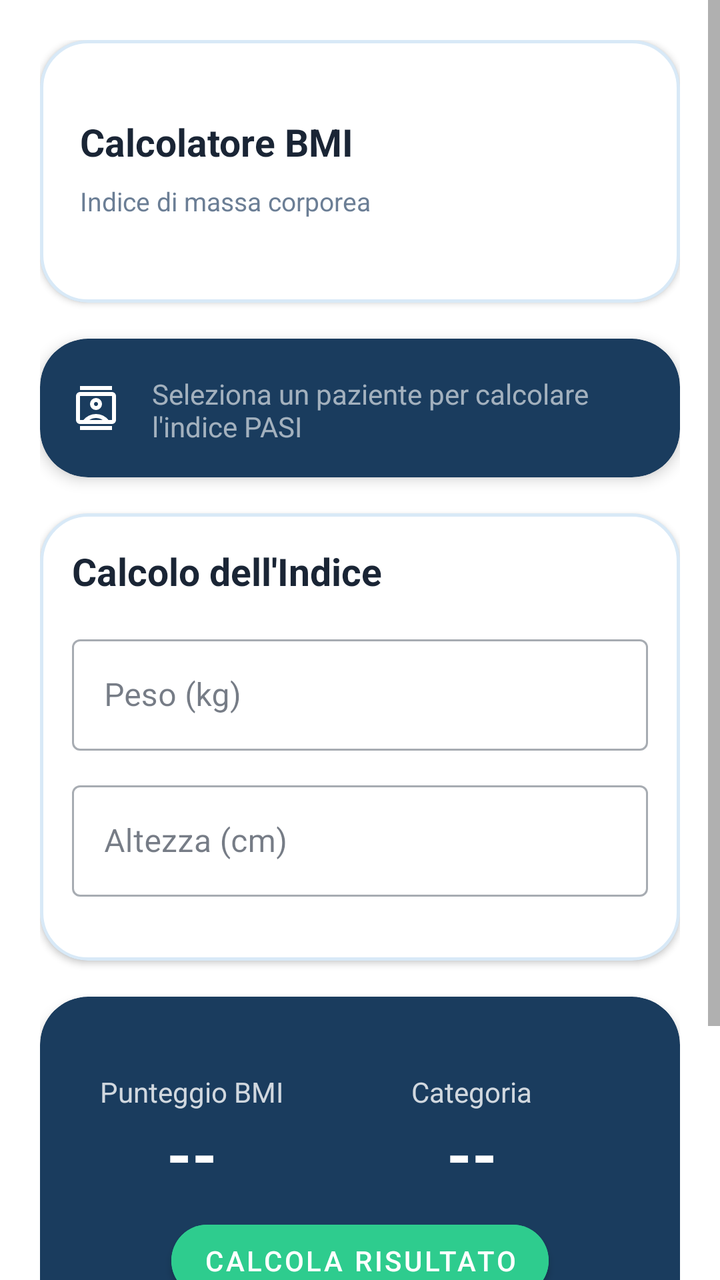
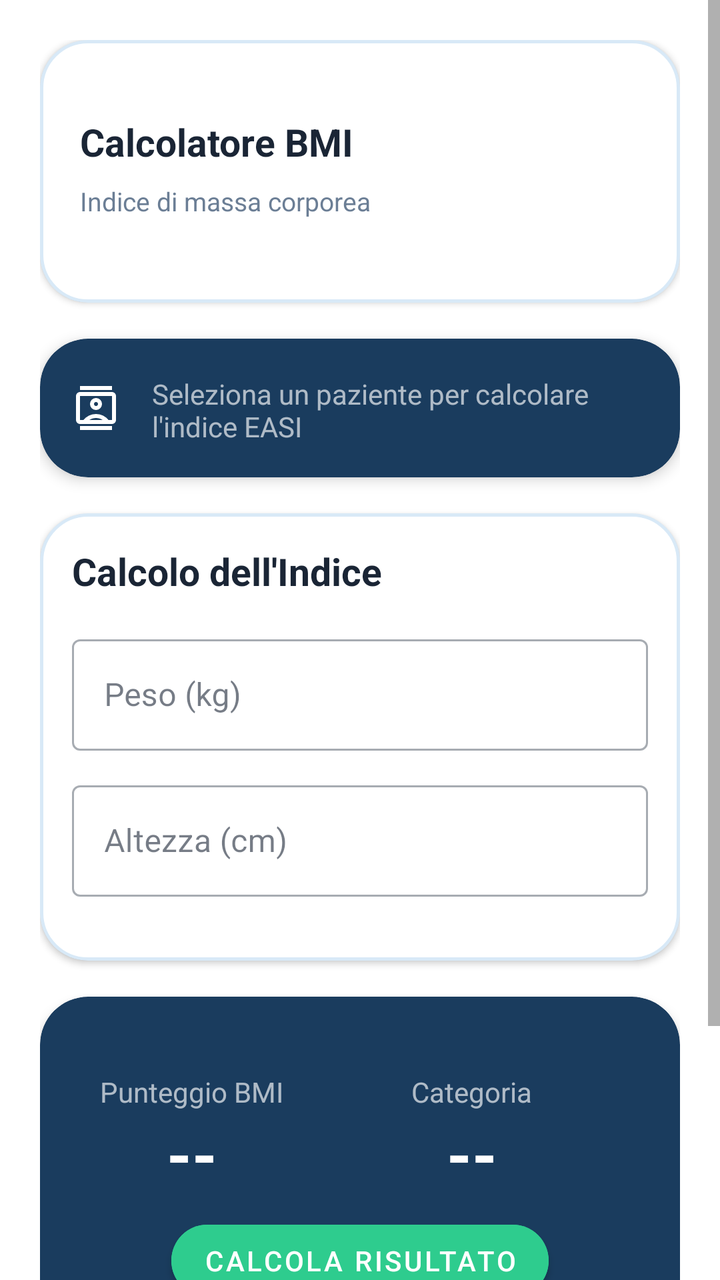

Before-and-after screenshots of an Android layout around one commit, followed by the original layout XML and the change that was made.
<!-- AndroidManifest.xml: application theme Theme.DermCalc -->
<!-- res/layout/fragment_index_bmi.xml -->
<?xml version="1.0" encoding="utf-8"?>
<ScrollView
    xmlns:android="http://schemas.android.com/apk/res/android"
    xmlns:app="http://schemas.android.com/apk/res-auto"
    android:layout_width="match_parent"
    android:layout_height="match_parent"
    android:background="?attr/colorSurface"
    android:scrollbars="vertical"
    android:fadeScrollbars="true"
    android:scrollbarSize="6dp">

    <LinearLayout
        android:layout_width="match_parent"
        android:layout_height="wrap_content"
        android:orientation="vertical"
        android:padding="@dimen/screen_padding">

        <com.google.android.material.card.MaterialCardView
            android:layout_width="match_parent"
            android:layout_height="wrap_content"
            android:layout_marginBottom="@dimen/card_margin_bottom"
            app:cardCornerRadius="@dimen/card_corner_radius"
            app:cardBackgroundColor="?attr/colorSurface"
            app:strokeColor="?attr/colorOutline"
            app:strokeWidth="@dimen/card_stroke_width"
            app:cardElevation="@dimen/card_elevation">
            <LinearLayout
                android:layout_width="match_parent"
                android:layout_height="wrap_content"
                android:orientation="vertical"
                android:padding="@dimen/card_padding_small">
                <TextView
                    android:layout_width="wrap_content"
                    android:layout_height="wrap_content"
                    android:layout_marginTop="@dimen/card_title_margin_top"
                    android:layout_marginBottom="@dimen/card_title_margin_bottom"
                    android:text="@string/title_bmi"
                    android:textColor="?attr/colorOnSurface"
                    android:textSize="@dimen/text_size_card_title"
                    android:textStyle="bold" />
                <TextView
                    android:layout_width="match_parent"
                    android:layout_height="wrap_content"
                    android:text="@string/desc_bmi"
                    android:textSize="@dimen/text_size_card_body"
                    android:textColor="?attr/colorOnSurfaceVariant"
                    android:layout_marginBottom="@dimen/card_body_margin_bottom"/>
            </LinearLayout>
        </com.google.android.material.card.MaterialCardView>

        <com.google.android.material.card.MaterialCardView
            android:id="@+id/cardPatientSelector"
            android:layout_width="match_parent"
            android:layout_height="wrap_content"
            android:layout_marginBottom="@dimen/card_margin_bottom"
            android:clickable="true"
            android:focusable="true"
            app:cardCornerRadius="@dimen/card_corner_radius"
            app:cardBackgroundColor="?attr/colorPrimary"
            app:cardElevation="@dimen/card_elevation_primary"
            app:rippleColor="?attr/colorOnPrimary">
            <FrameLayout
                android:layout_width="match_parent"
                android:layout_height="wrap_content">
                <LinearLayout
                    android:layout_width="match_parent"
                    android:layout_height="wrap_content"
                    android:orientation="horizontal"
                    android:gravity="center_vertical"
                    android:padding="16dp">
                    <ImageView
                        android:id="@+id/imgPatientIcon"
                        android:layout_width="24dp"
                        android:layout_height="24dp"
                        android:src="@drawable/ic_patient"
                        app:tint="?attr/colorOnPrimary" />
                    <LinearLayout
                        android:layout_width="0dp"
                        android:layout_height="wrap_content"
                        android:layout_weight="1"
                        android:orientation="vertical"
                        android:layout_marginStart="16dp"
                        android:layout_marginEnd="16dp">
                        <TextView
                            android:id="@+id/txtPatientName"
                            android:layout_width="wrap_content"
                            android:layout_height="wrap_content"
                            android:text="@string/pasi_patient_not_selected"
                            android:textColor="?attr/colorOnPrimaryContainer"
                            android:textSize="14sp"
                            android:layout_marginTop="2dp" />
                    </LinearLayout>
                </LinearLayout>
                <Spinner
                    android:id="@+id/spinnerPazientiNascosto"
                    android:layout_width="0dp"
                    android:layout_height="0dp"
                    android:visibility="invisible" />
            </FrameLayout>
        </com.google.android.material.card.MaterialCardView>

        <com.google.android.material.card.MaterialCardView
            android:id="@+id/cardBmiCalculator"
            android:layout_width="match_parent"
            android:layout_height="wrap_content"
            android:layout_marginBottom="@dimen/card_margin_bottom"
            app:cardCornerRadius="@dimen/card_corner_radius"
            app:cardBackgroundColor="?attr/colorSurface"
            app:strokeColor="?attr/colorOutline"
            app:strokeWidth="@dimen/card_stroke_width"
            app:cardElevation="@dimen/card_elevation">

            <LinearLayout
                android:layout_width="match_parent"
                android:layout_height="wrap_content"
                android:orientation="vertical"
                android:padding="16dp"
                android:gravity="center_horizontal">

                <TextView
                    android:layout_width="wrap_content"
                    android:layout_height="wrap_content"
                    android:text="Calcolo dell'Indice"
                    android:textColor="?attr/colorOnSurface"
                    android:textSize="@dimen/text_size_card_title"
                    android:textStyle="bold"
                    android:layout_gravity="start"
                    android:layout_marginBottom="16dp" />

                <com.google.android.material.textfield.TextInputLayout
                    android:id="@+id/tilWeight"
                    android:layout_width="match_parent"
                    android:layout_height="wrap_content"
                    android:hint="Peso (kg)"
                    style="@style/Widget.MaterialComponents.TextInputLayout.OutlinedBox"
                    android:layout_marginBottom="12dp">

                    <com.google.android.material.textfield.TextInputEditText
                        android:id="@+id/etWeight"
                        android:layout_width="match_parent"
                        android:layout_height="wrap_content"
                        android:inputType="numberDecimal" />
                </com.google.android.material.textfield.TextInputLayout>

                <com.google.android.material.textfield.TextInputLayout
                    android:id="@+id/tilHeight"
                    android:layout_width="match_parent"
                    android:layout_height="wrap_content"
                    android:hint="Altezza (cm)"
                    style="@style/Widget.MaterialComponents.TextInputLayout.OutlinedBox"
                    android:layout_marginBottom="16dp">

                    <com.google.android.material.textfield.TextInputEditText
                        android:id="@+id/etHeight"
                        android:layout_width="match_parent"
                        android:layout_height="wrap_content"
                        android:inputType="numberDecimal" />
                </com.google.android.material.textfield.TextInputLayout>

                <LinearLayout
                    android:id="@+id/layoutBmiResult"
                    android:layout_width="match_parent"
                    android:layout_height="wrap_content"
                    android:orientation="vertical"
                    android:gravity="center"
                    android:padding="8dp"
                    android:visibility="gone"
                    android:layout_marginBottom="12dp">

                    <TextView
                        android:id="@+id/txtBmiValue"
                        android:layout_width="wrap_content"
                        android:layout_height="wrap_content"
                        android:text="BMI: --"
                        android:textColor="?attr/colorOnSurface"
                        android:textSize="20sp"
                        android:textStyle="bold" />

                    <TextView
                        android:id="@+id/txtBmiStatus"
                        android:layout_width="wrap_content"
                        android:layout_height="wrap_content"
                        android:text="Stato: --"
                        android:textColor="?attr/colorOnSurfaceVariant"
                        android:textSize="14sp"
                        android:layout_marginTop="4dp" />
                </LinearLayout>
            </LinearLayout>
        </com.google.android.material.card.MaterialCardView>

        <com.google.android.material.card.MaterialCardView
            android:id="@+id/cardBmiResultScore"
            android:layout_width="match_parent"
            android:layout_height="wrap_content"
            android:layout_marginBottom="@dimen/card_margin_bottom_secondary"
            app:cardCornerRadius="@dimen/card_corner_radius"
            app:cardBackgroundColor="?attr/colorPrimary"
            app:cardElevation="@dimen/card_elevation_primary">

            <LinearLayout
                android:layout_width="match_parent"
                android:layout_height="wrap_content"
                android:orientation="vertical"
                android:padding="@dimen/card_padding_small"
                android:gravity="center_horizontal">

                <LinearLayout
                    android:layout_width="match_parent"
                    android:layout_height="wrap_content"
                    android:orientation="horizontal"
                    android:weightSum="2"
                    android:layout_marginTop="@dimen/card_title_margin_top"
                    android:layout_marginBottom="@dimen/card_title_margin_bottom">

                    <LinearLayout
                        android:layout_width="0dp"
                        android:layout_height="wrap_content"
                        android:layout_weight="0.8"
                        android:orientation="vertical"
                        android:gravity="center">
                        <TextView
                            android:layout_width="wrap_content"
                            android:layout_height="wrap_content"
                            android:text="Punteggio BMI"
                            android:textSize="14sp"
                            android:textColor="?attr/colorOnPrimary"
                            android:alpha="0.8"/>
                        <TextView
                            android:id="@+id/txtBmiResultScore"
                            android:layout_width="wrap_content"
                            android:layout_height="wrap_content"
                            android:text="--"
                            android:textSize="32sp"
                            android:textStyle="bold"
                            android:textColor="?attr/colorOnPrimary"/>
                    </LinearLayout>

                    <LinearLayout
                        android:layout_width="0dp"
                        android:layout_height="wrap_content"
                        android:layout_weight="1.2"
                        android:orientation="vertical"
                        android:gravity="center">
                        <TextView
                            android:layout_width="wrap_content"
                            android:layout_height="wrap_content"
                            android:text="Categoria"
                            android:textSize="14sp"
                            android:textColor="?attr/colorOnPrimary"
                            android:alpha="0.8"/>
                        <TextView
                            android:id="@+id/txtBmiResultSeverity"
                            android:layout_width="wrap_content"
                            android:layout_height="wrap_content"
                            android:text="--"
                            android:textSize="32sp"
                            android:textStyle="bold"
                            android:textColor="?attr/colorOnPrimary"/>
                    </LinearLayout>
                </LinearLayout>

                <Button
                android:id="@+id/btnCalculateBmi"
                android:layout_width="wrap_content"
                android:layout_height="wrap_content"
                android:text="@string/easi_btn_calculate"
                android:textColor="?attr/colorOnTertiary"
                android:backgroundTint="?attr/colorTertiary"
                app:cornerRadius="@dimen/button_corner_radius"
                android:layout_marginBottom="8dp"/>
            </LinearLayout>
        </com.google.android.material.card.MaterialCardView>

        <Button
            android:id="@+id/btnSaveAssessment"
            android:layout_width="match_parent"
            android:layout_height="wrap_content"
            android:layout_marginStart="@dimen/nav_padding_horizontal"
            android:layout_marginEnd="@dimen/nav_padding_horizontal"
            android:layout_marginBottom="@dimen/card_margin_bottom_secondary"
            android:paddingTop="14dp"
            android:paddingBottom="14dp"
            android:backgroundTint="?attr/colorSecondary"
            app:cornerRadius="@dimen/button_corner_radius"
            app:icon="@drawable/ic_file_save"
            app:iconPadding="12dp"
            app:iconTint="?attr/colorOnPrimary"
            app:iconGravity="textStart"
            android:text="@string/easi_btn_save"
            android:textColor="?attr/colorOnPrimary"
            android:textSize="16sp"
            android:textStyle="bold"
            android:textAllCaps="false" />
    </LinearLayout>
</ScrollView>
<!-- resources referenced by this layout -->
<resources>
  <dimen name="button_corner_radius">100dp</dimen>
  <dimen name="card_body_margin_bottom">22dp</dimen>
  <dimen name="card_corner_radius">24dp</dimen>
  <dimen name="card_elevation">2dp</dimen>
  <dimen name="card_elevation_primary">4dp</dimen>
  <dimen name="card_margin_bottom">18dp</dimen>
  <dimen name="card_margin_bottom_secondary">16dp</dimen>
  <dimen name="card_padding_small">20dp</dimen>
  <dimen name="card_stroke_width">1.5dp</dimen>
  <dimen name="card_title_margin_bottom">8dp</dimen>
  <dimen name="card_title_margin_top">18dp</dimen>
  <dimen name="nav_padding_horizontal">16dp</dimen>
  <dimen name="screen_padding">20dp</dimen>
  <dimen name="text_size_card_body">13sp</dimen>
  <dimen name="text_size_card_title">19sp</dimen>
  <string name="desc_bmi">Indice di massa corporea</string>
  <string name="easi_btn_save">Salva Valutazione</string>
  <string name="pasi_patient_not_selected">Seleziona un paziente per calcolare l\'indice PASI</string>
  <string name="title_bmi">Calcolatore BMI</string>
  <style name="Theme.DermCalc" parent="Theme.MaterialComponents.DayNight.NoActionBar">
          <item name="colorOnBackground">@color/light_background</item>
          <item name="colorPrimary">@color/light_primary</item>
          <item name="colorOnPrimary">@color/light_on_primary</item>
          <item name="colorSecondary">@color/light_primary_dark</item>
          <item name="colorOnSecondary">@color/light_on_primary</item>
          <item name="colorTertiary">@color/light_accent_green</item>
          <item name="colorOnTertiary">@color/light_on_primary</item>
          <item name="colorSurface">@color/light_surface</item>
          <item name="colorOnSurface">@color/light_title</item>
          <item name="colorOnSurfaceVariant">@color/light_text</item>
          <item name="colorSecondaryContainer">@color/light_accent_blue_10</item>
          <item name="colorOutline">@color/light_accent_blue_20</item>
          <item name="colorTertiaryContainer">@color/light_white_overlay_12</item>
          <item name="colorOnPrimaryContainer">@color/light_white_overlay_60</item>
          <item name="android:windowTranslucentStatus">true</item>
          <item name="android:fitsSystemWindows">true</item>
      </style>
  <color name="light_background">#FFF0F4F8</color>
  <color name="light_primary">#FF1A3C5E</color>
  <color name="light_on_primary">#FFFFFFFF</color>
  <color name="light_primary_dark">#FF1f5080</color>
  <color name="light_accent_green">#FF2ECC8E</color>
  <color name="light_surface">#FFFFFFFF</color>
  <color name="light_title">#FF1A2535</color>
  <color name="light_text">#FF6B7E95</color>
  <color name="light_accent_blue_10">#1A3D91D6</color>
  <color name="light_accent_blue_20">#333D91D6</color>
  <color name="light_white_overlay_12">#1FFFFFFF</color>
  <color name="light_white_overlay_60">#99FFFFFF</color>
  <!-- unchanged entries left out for length: 3 -->
</resources>

<!-- the commit's change to res/layout/fragment_index_bmi.xml (unified diff, before → after) -->
@@ -67,11 +67,11 @@
                     android:layout_height="wrap_content"
                     android:orientation="horizontal"
                     android:gravity="center_vertical"
-                    android:padding="16dp">
+                    android:padding="@dimen/margin_standard">
                     <ImageView
                         android:id="@+id/imgPatientIcon"
-                        android:layout_width="24dp"
-                        android:layout_height="24dp"
+                        android:layout_width="@dimen/icon_size_nav"
+                        android:layout_height="@dimen/icon_size_nav"
                         android:src="@drawable/ic_patient"
                         app:tint="?attr/colorOnPrimary" />
                     <LinearLayout
@@ -79,16 +79,16 @@
                         android:layout_height="wrap_content"
                         android:layout_weight="1"
                         android:orientation="vertical"
-                        android:layout_marginStart="16dp"
-                        android:layout_marginEnd="16dp">
+                        android:layout_marginStart="@dimen/margin_standard"
+                        android:layout_marginEnd="@dimen/margin_standard">
                         <TextView
                             android:id="@+id/txtPatientName"
                             android:layout_width="wrap_content"
                             android:layout_height="wrap_content"
-                            android:text="@string/pasi_patient_not_selected"
+                            android:text="@string/easi_patient_not_selected"
                             android:textColor="?attr/colorOnPrimaryContainer"
-                            android:textSize="14sp"
-                            android:layout_marginTop="2dp" />
+                            android:textSize="@dimen/text_size_body"
+                            android:layout_marginTop="@dimen/margin_micro" />
                     </LinearLayout>
                 </LinearLayout>
                 <Spinner
@@ -114,26 +114,26 @@
                 android:layout_width="match_parent"
                 android:layout_height="wrap_content"
                 android:orientation="vertical"
-                android:padding="16dp"
+                android:padding="@dimen/margin_standard"
                 android:gravity="center_horizontal">
 
                 <TextView
                     android:layout_width="wrap_content"
                     android:layout_height="wrap_content"
-                    android:text="Calcolo dell'Indice"
+                    android:text="@string/bmi_calc_title"
                     android:textColor="?attr/colorOnSurface"
                     android:textSize="@dimen/text_size_card_title"
                     android:textStyle="bold"
                     android:layout_gravity="start"
-                    android:layout_marginBottom="16dp" />
+                    android:layout_marginBottom="@dimen/margin_standard" />
 
                 <com.google.android.material.textfield.TextInputLayout
                     android:id="@+id/tilWeight"
                     android:layout_width="match_parent"
                     android:layout_height="wrap_content"
-                    android:hint="Peso (kg)"
+                    android:hint="@string/bmi_hint_weight"
                     style="@style/Widget.MaterialComponents.TextInputLayout.OutlinedBox"
-                    android:layout_marginBottom="12dp">
+                    android:layout_marginBottom="@dimen/margin_small">
 
                     <com.google.android.material.textfield.TextInputEditText
                         android:id="@+id/etWeight"
@@ -146,9 +146,9 @@
                     android:id="@+id/tilHeight"
                     android:layout_width="match_parent"
                     android:layout_height="wrap_content"
-                    android:hint="Altezza (cm)"
+                    android:hint="@string/bmi_hint_height"
                     style="@style/Widget.MaterialComponents.TextInputLayout.OutlinedBox"
-                    android:layout_marginBottom="16dp">
+                    android:layout_marginBottom="@dimen/margin_standard">
 
                     <com.google.android.material.textfield.TextInputEditText
                         android:id="@+id/etHeight"
@@ -163,27 +163,27 @@
                     android:layout_height="wrap_content"
                     android:orientation="vertical"
                     android:gravity="center"
-                    android:padding="8dp"
+                    android:padding="@dimen/margin_tiny"
                     android:visibility="gone"
-                    android:layout_marginBottom="12dp">
+                    android:layout_marginBottom="@dimen/margin_small">
 
                     <TextView
                         android:id="@+id/txtBmiValue"
                         android:layout_width="wrap_content"
                         android:layout_height="wrap_content"
-                        android:text="BMI: --"
+                        android:text="@string/bmi_placeholder_value"
                         android:textColor="?attr/colorOnSurface"
-                        android:textSize="20sp"
+                        android:textSize="@dimen/text_size_bmi_value"
                         android:textStyle="bold" />
 
                     <TextView
                         android:id="@+id/txtBmiStatus"
                         android:layout_width="wrap_content"
                         android:layout_height="wrap_content"
-                        android:text="Stato: --"
+                        android:text="@string/bmi_placeholder_status"
                         android:textColor="?attr/colorOnSurfaceVariant"
-                        android:textSize="14sp"
-                        android:layout_marginTop="4dp" />
+                        android:textSize="@dimen/text_size_body"
+                        android:layout_marginTop="@dimen/margin_micro" />
                 </LinearLayout>
             </LinearLayout>
         </com.google.android.material.card.MaterialCardView>
@@ -221,16 +221,15 @@
                         <TextView
                             android:layout_width="wrap_content"
                             android:layout_height="wrap_content"
-                            android:text="Punteggio BMI"
-                            android:textSize="14sp"
-                            android:textColor="?attr/colorOnPrimary"
-                            android:alpha="0.8"/>
+                            android:text="@string/bmi_result_score_label"
+                            android:textSize="@dimen/text_size_result_label"
+                            android:textColor="?attr/colorOnPrimaryContainer" />
                         <TextView
                             android:id="@+id/txtBmiResultScore"
                             android:layout_width="wrap_content"
                             android:layout_height="wrap_content"
-                            android:text="--"
-                            android:textSize="32sp"
+                            android:text="@string/bmi_placeholder_default"
+                            android:textSize="@dimen/text_size_result_value"
                             android:textStyle="bold"
                             android:textColor="?attr/colorOnPrimary"/>
                     </LinearLayout>
@@ -244,30 +243,29 @@
                         <TextView
                             android:layout_width="wrap_content"
                             android:layout_height="wrap_content"
-                            android:text="Categoria"
-                            android:textSize="14sp"
-                            android:textColor="?attr/colorOnPrimary"
-                            android:alpha="0.8"/>
+                            android:text="@string/bmi_result_severity_label"
+                            android:textSize="@dimen/text_size_result_label"
+                            android:textColor="?attr/colorOnPrimaryContainer" />
                         <TextView
                             android:id="@+id/txtBmiResultSeverity"
                             android:layout_width="wrap_content"
                             android:layout_height="wrap_content"
-                            android:text="--"
-                            android:textSize="32sp"
+                            android:text="@string/bmi_placeholder_default"
+                            android:textSize="@dimen/text_size_result_value"
                             android:textStyle="bold"
                             android:textColor="?attr/colorOnPrimary"/>
                     </LinearLayout>
                 </LinearLayout>
 
                 <Button
-                android:id="@+id/btnCalculateBmi"
-                android:layout_width="wrap_content"
-                android:layout_height="wrap_content"
-                android:text="@string/easi_btn_calculate"
-                android:textColor="?attr/colorOnTertiary"
-                android:backgroundTint="?attr/colorTertiary"
-                app:cornerRadius="@dimen/button_corner_radius"
-                android:layout_marginBottom="8dp"/>
+                    android:id="@+id/btnCalculateBmi"
+                    android:layout_width="wrap_content"
+                    android:layout_height="wrap_content"
+                    android:text="@string/easi_btn_calculate"
+                    android:textColor="?attr/colorOnTertiary"
+                    android:backgroundTint="?attr/colorTertiary"
+                    app:cornerRadius="@dimen/button_corner_radius"
+                    android:layout_marginBottom="@dimen/margin_tiny"/>
             </LinearLayout>
         </com.google.android.material.card.MaterialCardView>
 
@@ -278,17 +276,17 @@
             android:layout_marginStart="@dimen/nav_padding_horizontal"
             android:layout_marginEnd="@dimen/nav_padding_horizontal"
             android:layout_marginBottom="@dimen/card_margin_bottom_secondary"
-            android:paddingTop="14dp"
-            android:paddingBottom="14dp"
+            android:paddingTop="@dimen/padding_body"
+            android:paddingBottom="@dimen/padding_body"
             android:backgroundTint="?attr/colorSecondary"
             app:cornerRadius="@dimen/button_corner_radius"
             app:icon="@drawable/ic_file_save"
-            app:iconPadding="12dp"
+            app:iconPadding="@dimen/margin_small"
             app:iconTint="?attr/colorOnPrimary"
             app:iconGravity="textStart"
             android:text="@string/easi_btn_save"
             android:textColor="?attr/colorOnPrimary"
-            android:textSize="16sp"
+            android:textSize="@dimen/text_size_button"
             android:textStyle="bold"
             android:textAllCaps="false" />
     </LinearLayout>
<!-- resource entries referenced after the edit -->
@@ -11,13 +11,32 @@
   <dimen name="card_stroke_width">1.5dp</dimen>
   <dimen name="card_title_margin_bottom">8dp</dimen>
   <dimen name="card_title_margin_top">18dp</dimen>
+  <dimen name="icon_size_nav">24dp</dimen>
+  <dimen name="margin_micro">2dp</dimen>
+  <dimen name="margin_small">12dp</dimen>
+  <dimen name="margin_standard">16dp</dimen>
+  <dimen name="margin_tiny">8dp</dimen>
   <dimen name="nav_padding_horizontal">16dp</dimen>
+  <dimen name="padding_body">14dp</dimen>
   <dimen name="screen_padding">20dp</dimen>
+  <dimen name="text_size_bmi_value">20sp</dimen>
+  <dimen name="text_size_body">14sp</dimen>
+  <dimen name="text_size_button">16sp</dimen>
   <dimen name="text_size_card_body">13sp</dimen>
   <dimen name="text_size_card_title">19sp</dimen>
+  <dimen name="text_size_result_label">14sp</dimen>
+  <dimen name="text_size_result_value">32sp</dimen>
+  <string name="bmi_calc_title">Calcolo dell\'Indice</string>
+  <string name="bmi_hint_height">Altezza (cm)</string>
+  <string name="bmi_hint_weight">Peso (kg)</string>
+  <string name="bmi_placeholder_default">--</string>
+  <string name="bmi_placeholder_status">Stato: --</string>
+  <string name="bmi_placeholder_value">BMI: --</string>
+  <string name="bmi_result_score_label">Punteggio BMI</string>
+  <string name="bmi_result_severity_label">Categoria</string>
   <string name="desc_bmi">Indice di massa corporea</string>
   <string name="easi_btn_save">Salva Valutazione</string>
-  <string name="pasi_patient_not_selected">Seleziona un paziente per calcolare l\'indice PASI</string>
+  <string name="easi_patient_not_selected">Seleziona un paziente per calcolare l\'indice EASI</string>
   <string name="title_bmi">Calcolatore BMI</string>
   <style name="Theme.DermCalc" parent="Theme.MaterialComponents.DayNight.NoActionBar">
           <item name="colorOnBackground">@color/light_background</item>
@@ -33,7 +52,9 @@
           <item name="colorSecondaryContainer">@color/light_accent_blue_10</item>
           <item name="colorOutline">@color/light_accent_blue_20</item>
           <item name="colorTertiaryContainer">@color/light_white_overlay_12</item>
-          <item name="colorOnPrimaryContainer">@color/light_white_overlay_60</item>
+          <item name="colorOnPrimaryContainer">@color/light_on_primary_muted</item>
+          <item name="colorError">@color/light_error</item>
+          <item name="colorOnError">@color/white</item>
           <item name="android:windowTranslucentStatus">true</item>
           <item name="android:fitsSystemWindows">true</item>
       </style>
@@ -48,7 +69,9 @@
   <color name="light_accent_blue_10">#1A3D91D6</color>
   <color name="light_accent_blue_20">#333D91D6</color>
   <color name="light_white_overlay_12">#1FFFFFFF</color>
-  <color name="light_white_overlay_60">#99FFFFFF</color>
+  <color name="light_on_primary_muted">#A6FFFFFF</color>
+  <color name="light_error">#FFB00020</color>
+  <color name="white">#FFFFFFFF</color>
   <!-- unchanged entries left out for length: 3 -->
 </resources>
 
